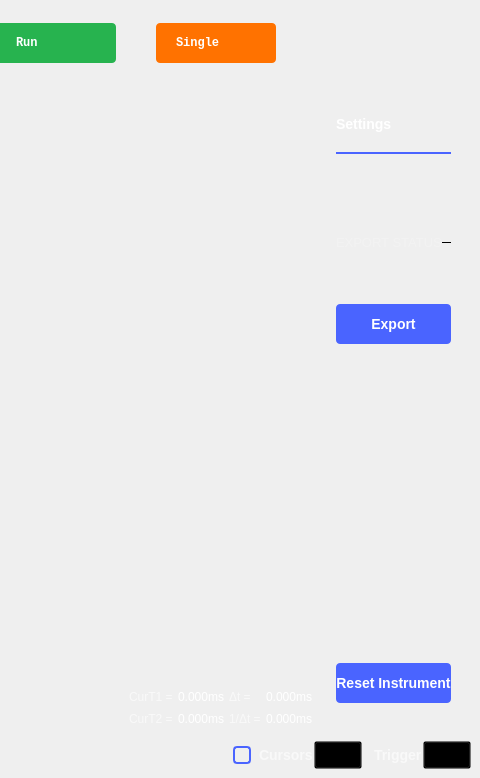
Qt form ui/logic_analyzer.ui (analogdevicesinc/scopy) before a commit; both pictures show x 939 to 1419 and y 0 to 778 of the 1419 by 778 pixel window.
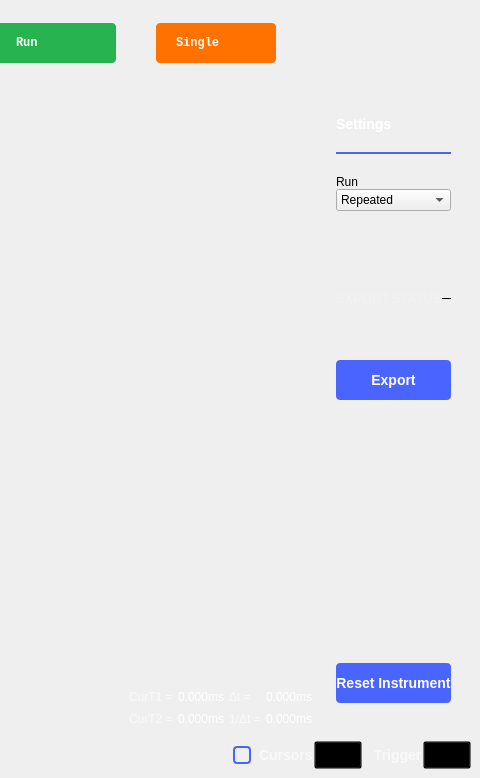
The same form after that commit. Icons and pictures are not drawn. Custom widgets are drawn as their Qt base class.

Commit message:
Logic Analyzer: Initial version of streaming mode. (WIP)
The screen mode replaces the buffer mode when the required timespan
is greater than a threshold. This mode fills the screen with multiple
buffers.

The edit to the form file:
```diff
--- a/ui/logic_analyzer.ui
+++ b/ui/logic_analyzer.ui
@@ -1469,6 +1469,43 @@
                   </property>
                  </widget>
                 </item>
+                <item>
+                 <spacer name="verticalSpacer_3">
+                  <property name="orientation">
+                   <enum>Qt::Vertical</enum>
+                  </property>
+                  <property name="sizeType">
+                   <enum>QSizePolicy::Fixed</enum>
+                  </property>
+                  <property name="sizeHint" stdset="0">
+                   <size>
+                    <width>20</width>
+                    <height>20</height>
+                   </size>
+                  </property>
+                 </spacer>
+                </item>
+                <item>
+                 <widget class="QLabel" name="label_8">
+                  <property name="text">
+                   <string>Run</string>
+                  </property>
+                 </widget>
+                </item>
+                <item>
+                 <widget class="QComboBox" name="cmbRunMode">
+                  <item>
+                   <property name="text">
+                    <string>Repeated</string>
+                   </property>
+                  </item>
+                  <item>
+                   <property name="text">
+                    <string>Stream</string>
+                   </property>
+                  </item>
+                 </widget>
+                </item>
                 <item>
                  <spacer name="verticalSpacer_8">
                   <property name="orientation">
```
Left out of the diff: 26 changed lines with no effect on the pictures. The commit also changes 5 other files.
